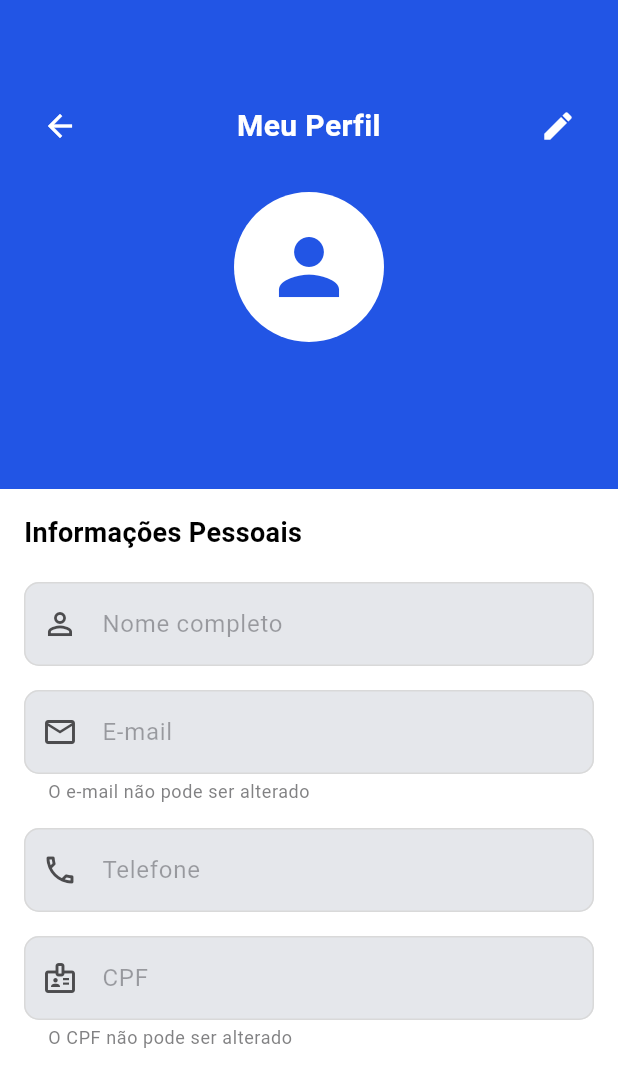
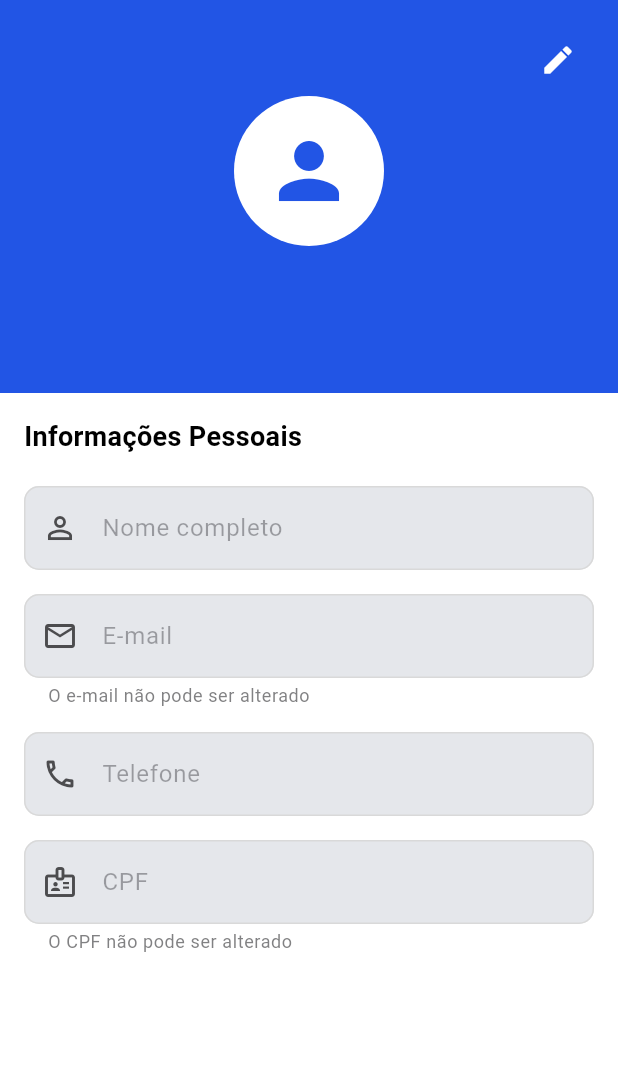
Before and after one commit to DUDU-files/gorotas_client, a Flutter app: the ProfileScreen screen opened by its route, on a phone screen of 412 x 824 dp. Shown: the top 1087 px of the screen. Run offline on Flutter 3.47's test engine with Material 3 defaults, Android fonts, the phone set to English and light mode, and no system bars; our stand-ins replace cloud_firestore, firebase_auth, firebase_core; accounts and stored records are empty.

Commit message:
Mudança de nome de bottom_bar pra navbar e mudei a navegação pra tela do perfil pra seguir o padrão

```diff
--- a/lib/providers/navigation_provider.dart
+++ b/lib/providers/navigation_provider.dart
@@ -11,6 +11,7 @@ enum AppScreen {
   receipt,
   rating,
   privateChat,
+  profile,
 }
 
 class NavigationProvider extends ChangeNotifier {
@@ -90,10 +91,12 @@ class NavigationProvider extends ChangeNotifier {
         return 'Avaliação';
       case AppScreen.privateChat:
         return _screenData['driverName'] ?? 'Chat';
+      case AppScreen.profile:
+        return 'Meu Perfil';
     }
   }
 
-  int get bottomMenuIndex {
+  int get navbarIndex {
     switch (_currentScreen) {
       case AppScreen.search:
       case AppScreen.results:
@@ -108,6 +111,7 @@ class NavigationProvider extends ChangeNotifier {
       case AppScreen.privateChat:
         return 2;
       case AppScreen.menu:
+      case AppScreen.profile:
         return 3;
     }
   }
--- a/lib/screens/contents/profile_content.dart
+++ b/lib/screens/contents/profile_content.dart
@@ -102,32 +102,14 @@ class _ProfileContentState extends State<ProfileContent> {
                 // Header azul com foto
                 Container(
                   width: double.infinity,
-                  padding: const EdgeInsets.fromLTRB(16, 60, 16, 30),
+                  padding: const EdgeInsets.fromLTRB(16, 16, 16, 30),
                   decoration: const BoxDecoration(color: AppColors.primaryBlue),
                   child: Column(
                     children: [
-                      // Botão voltar e título
+                      // Botão editar/salvar
                       Row(
+                        mainAxisAlignment: MainAxisAlignment.end,
                         children: [
-                          IconButton(
-                            onPressed: () => Navigator.pop(context),
-                            icon: const Icon(
-                              Icons.arrow_back,
-                              color: AppColors.white,
-                            ),
-                          ),
-                          const Expanded(
-                            child: Text(
-                              'Meu Perfil',
-                              textAlign: TextAlign.center,
-                              style: TextStyle(
-                                fontSize: 20,
-                                fontWeight: FontWeight.bold,
-                                color: AppColors.white,
-                              ),
-                            ),
-                          ),
-                          // Botão editar/salvar
                           IconButton(
                             onPressed: _isEditing ? _saveProfile : _toggleEdit,
                             icon: Icon(
@@ -137,7 +119,6 @@ class _ProfileContentState extends State<ProfileContent> {
                           ),
                         ],
                       ),
-                      const SizedBox(height: 20),
                       // Foto do perfil
                       Stack(
                         children: [
--- a/lib/widgets/bottom_menu.dart
+++ b/lib/widgets/navbar.dart
@@ -1,11 +1,11 @@
 import 'package:flutter/material.dart';
 import 'package:vans/colors/app_colors.dart';
 
-class BottomMenu extends StatelessWidget {
+class Navbar extends StatelessWidget {
   final int currentIndex;
   final Function(int) onItemSelected;
 
-  const BottomMenu({
+  const Navbar({
     super.key,
     required this.currentIndex,
     required this.onItemSelected,
```
Also changed, not shown: lib/screens/contents/menu_content.dart (+13 -2 lines), lib/screens/home_page.dart (+8 -5 lines).
